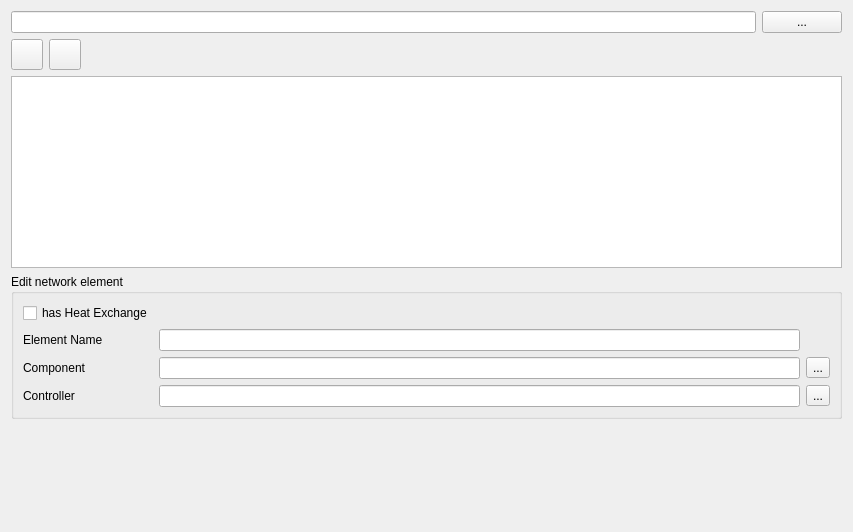
First picture: the form in SIM-VICUS/src/SVDBSubNetworkEditWidget.ui, repository ghorwin/SIM-VICUS, before the edit.
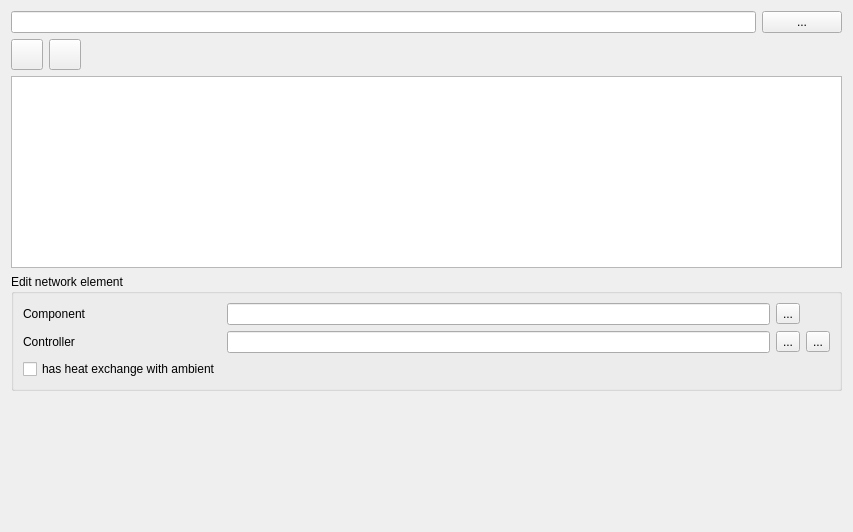
Second picture: the form after the edit. Icons and pictures are not drawn. Custom widgets are drawn as their Qt base class.

Commit message: bugfixes in SVDBSubNetworkWidget, SVDBController and SVDBComponentWidget

```diff
--- a/SIM-VICUS/src/SVDBSubNetworkEditWidget.ui
+++ b/SIM-VICUS/src/SVDBSubNetworkEditWidget.ui
@@ -99,48 +99,45 @@
       <string>Edit network element</string>
      </property>
      <layout class="QGridLayout" name="gridLayout">
-      <item row="2" column="0">
-       <widget class="QLabel" name="label">
-        <property name="text">
-         <string>Component</string>
-        </property>
-       </widget>
-      </item>
-      <item row="2" column="2">
+      <item row="1" column="2">
        <widget class="QToolButton" name="toolButtonEditComponent">
         <property name="text">
          <string>...</string>
         </property>
        </widget>
       </item>
-      <item row="1" column="1">
-       <widget class="QLineEdit" name="lineEditElementName"/>
-      </item>
-      <item row="1" column="0">
-       <widget class="QLabel" name="label_3">
-        <property name="text">
-         <string>Element Name</string>
-        </property>
-       </widget>
-      </item>
-      <item row="3" column="0">
-       <widget class="QLabel" name="label_2">
+      <item row="2" column="0">
+       <widget class="QLabel" name="labelController">
         <property name="text">
          <string>Controller</string>
         </property>
        </widget>
       </item>
-      <item row="3" column="1">
-       <widget class="QLineEdit" name="lineEditController"/>
+      <item row="3" column="0">
+       <widget class="QCheckBox" name="checkBoxElementHasHeatExchange">
+        <property name="text">
+         <string>has heat exchange with ambient</string>
+        </property>
+       </widget>
       </item>
-      <item row="3" column="2">
+      <item row="2" column="2">
        <widget class="QToolButton" name="toolButtonEditController">
         <property name="text">
          <string>...</string>
         </property>
        </widget>
       </item>
+      <item row="1" column="0">
+       <widget class="QLabel" name="labelComponent">
+        <property name="text">
+         <string>Component</string>
+        </property>
+       </widget>
+      </item>
       <item row="2" column="1">
+       <widget class="QLineEdit" name="lineEditController"/>
+      </item>
+      <item row="1" column="1">
        <widget class="QLineEdit" name="lineEditComponent">
         <property name="sizePolicy">
          <sizepolicy hsizetype="Expanding" vsizetype="Fixed">
@@ -150,10 +147,14 @@
         </property>
        </widget>
       </item>
-      <item row="0" column="0">
-       <widget class="QCheckBox" name="checkBoxElementHasHeatExchange">
+      <item row="2" column="3">
+       <widget class="QToolButton" name="toolButtonRemoveController">
         <property name="text">
-         <string>has Heat Exchange</string>
+         <string>...</string>
+        </property>
+        <property name="icon">
+         <iconset resource="../resources/SIM-VICUS.qrc">
+          <normaloff>:/gfx/actions/24x24/minus.png</normaloff>:/gfx/actions/24x24/minus.png</iconset>
         </property>
        </widget>
       </item>
```
The commit also changes 17 other files.
